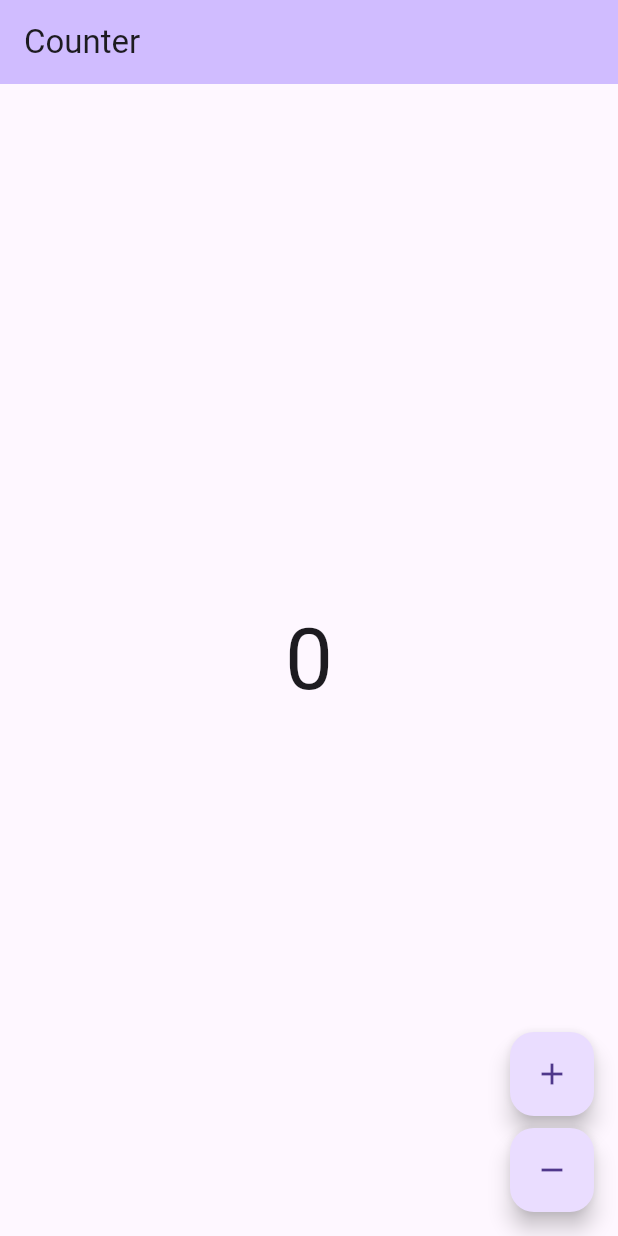
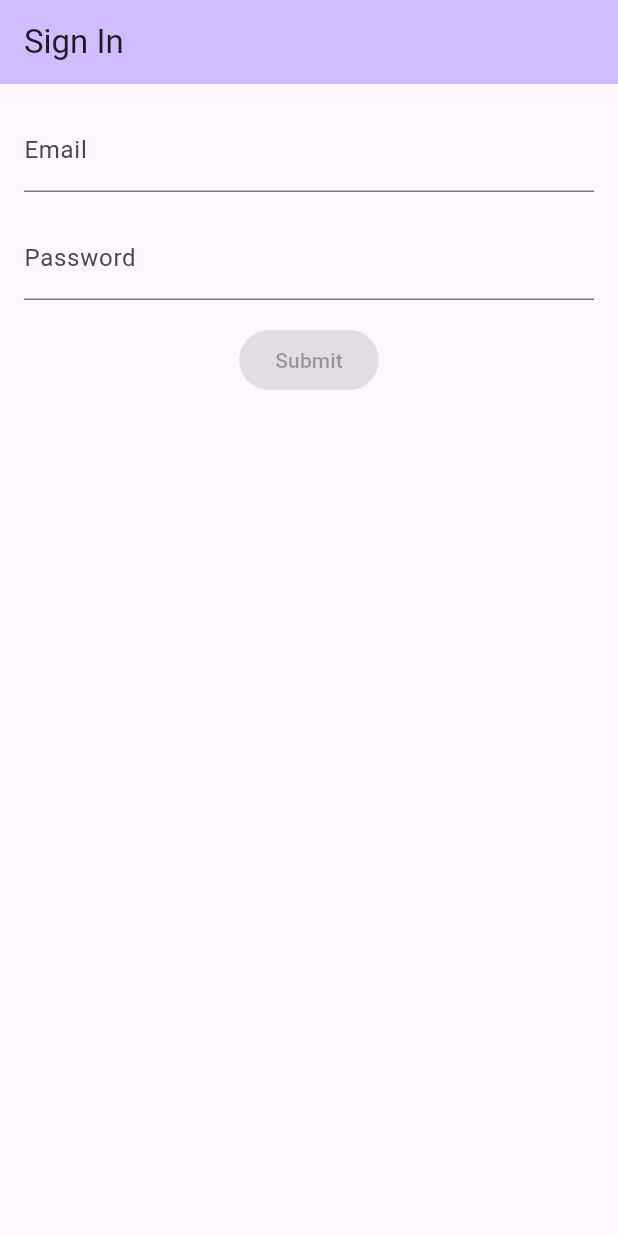
Before and after one commit to celvinren/flutter_very_good_demo, a Flutter app: the screen it shows after launch, on a phone screen of 412 x 824 dp. Run offline on Flutter 3.47's test engine with Material 3 defaults, Android fonts, the phone set to English and light mode, and no system bars; our stand-ins replace bloc, flutter_bloc, flutter_hooks, rxdart; generated files the repository leaves out were written again.

Commit message:
create sign in test

```diff
--- a/lib/app/view/app.dart
+++ b/lib/app/view/app.dart
@@ -1,6 +1,6 @@
 import 'package:flutter/material.dart';
-import 'package:flutter_very_good_demo/counter/counter.dart';
 import 'package:flutter_very_good_demo/l10n/l10n.dart';
+import 'package:flutter_very_good_demo/sign_in/sign_in_page.dart';
 
 class App extends StatelessWidget {
   const App({super.key});
@@ -16,7 +16,7 @@ class App extends StatelessWidget {
       ),
       localizationsDelegates: AppLocalizations.localizationsDelegates,
       supportedLocales: AppLocalizations.supportedLocales,
-      home: const CounterPage(),
+      home: const SignInPage(),
     );
   }
 }
--- /dev/null
+++ b/lib/sign_in/sign_in_email/cubit/sign_in_email_cubit.dart
@@ -0,0 +1,30 @@
+import 'dart:async';
+
+import 'package:bloc/bloc.dart';
+
+class SignInEmailCubit extends Cubit<({String? email, String? error})> {
+  SignInEmailCubit() : super((email: null, error: null));
+  Timer? _debounce;
+  void emailChanged(String email) {
+    _debounce?.cancel();
+    _debounce = Timer(const Duration(milliseconds: 500), () {
+      emit(
+        email.isEmailValid()
+            ? (email: email, error: null)
+            : (email: email, error: 'Invalid email'),
+      );
+    });
+  }
+
+  @override
+  Future<void> close() {
+    _debounce?.cancel();
+    return super.close();
+  }
+}
+
+extension on String {
+  bool isEmailValid() {
+    return contains('@');
+  }
+}
--- /dev/null
+++ b/lib/sign_in/sign_in_email/sign_in_email.dart
@@ -0,0 +1,2 @@
+export 'cubit/sign_in_email_cubit.dart';
+export 'view/sign_in_email_text_field.dart';
--- /dev/null
+++ b/lib/sign_in/sign_in_email/view/sign_in_email_text_field.dart
@@ -0,0 +1,22 @@
+import 'package:flutter/material.dart';
+import 'package:flutter_bloc/flutter_bloc.dart';
+import 'package:flutter_very_good_demo/sign_in/sign_in_email/sign_in_email.dart';
+
+class SignInEmailTextField extends StatelessWidget {
+  const SignInEmailTextField({super.key});
+
+  @override
+  Widget build(BuildContext context) {
+    return BlocBuilder<SignInEmailCubit, ({String? email, String? error})>(
+      builder: (context, state) {
+        return TextField(
+          onChanged: context.read<SignInEmailCubit>().emailChanged,
+          decoration: InputDecoration(
+            labelText: 'Email',
+            errorText: state.error,
+          ),
+        );
+      },
+    );
+  }
+}
--- /dev/null
+++ b/lib/sign_in/sign_in_page.dart
@@ -0,0 +1,67 @@
+import 'package:flutter/material.dart';
+import 'package:flutter_bloc/flutter_bloc.dart';
+import 'package:flutter_hooks/flutter_hooks.dart';
+import 'package:flutter_very_good_demo/sign_in/sign_in_email/sign_in_email.dart';
+import 'package:flutter_very_good_demo/sign_in/sign_in_loading/sign_in_loading.dart';
+import 'package:flutter_very_good_demo/sign_in/sign_in_password/cubit/sign_in_password_cubit.dart';
+import 'package:flutter_very_good_demo/sign_in/sign_in_password/view/sign_in_password_text_field.dart';
+import 'package:flutter_very_good_demo/sign_in/sign_in_submit/sign_in_submit_cubit.dart';
+
+class SignInPage extends HookWidget {
+  const SignInPage({super.key});
+
+  @override
+  Widget build(BuildContext context) {
+    final emailCubit = useState(SignInEmailCubit());
+    final passwordCubit = useState(SignInPasswordCubit());
+    final submitCubit = useState(
+      SignInSubmitCubit(
+        emailCubit: emailCubit.value,
+        passwordCubit: passwordCubit.value,
+      ),
+    );
+    return MultiBlocProvider(
+      providers: [
+        BlocProvider<SignInEmailCubit>(create: (_) => emailCubit.value),
+        BlocProvider<SignInPasswordCubit>(create: (_) => passwordCubit.value),
+        BlocProvider<SignInSubmitCubit>(
+          create: (_) => submitCubit.value,
+        ),
+        BlocProvider<LoadingCubit>(
+          create: (_) => LoadingCubit(signInSubmitCubit: submitCubit.value),
+        ),
+      ],
+      child: const _Body(),
+    );
+  }
+}
+
+class _Body extends StatelessWidget {
+  const _Body({super.key});
+
+  @override
+  Widget build(BuildContext context) {
+    return Scaffold(
+      appBar: AppBar(
+        title: const Text('Sign In'),
+      ),
+      body: const Stack(
+        children: [
+          Padding(
+            padding: EdgeInsets.all(16),
+            child: Column(
+              children: [
+                SignInEmailTextField(),
+                SizedBox(height: 16),
+                SignInPasswordTextField(),
+                SizedBox(height: 16),
+                SignInSubmitButton(),
+              ],
+            ),
+          ),
+          LoadingScreen(),
+        ],
+      ),
+    );
+  }
+}
--- /dev/null
+++ b/lib/sign_in/sign_in_password/cubit/sign_in_password_cubit.dart
@@ -0,0 +1,30 @@
+import 'dart:async';
+
+import 'package:bloc/bloc.dart';
+
+class SignInPasswordCubit extends Cubit<({String? password, String? error})> {
+  SignInPasswordCubit() : super((password: null, error: null));
+  Timer? _debounce;
+  void passwordChanged(String password) {
+    _debounce?.cancel();
+    _debounce = Timer(const Duration(milliseconds: 500), () {
+      emit(
+        password.isPasswordValid()
+            ? (password: password, error: null)
+            : (password: password, error: 'Invalid password'),
+      );
+    });
+  }
+
+  @override
+  Future<void> close() {
+    _debounce?.cancel();
+    return super.close();
+  }
+}
+
+extension on String {
+  bool isPasswordValid() {
+    return length >= 6;
+  }
+}
--- /dev/null
+++ b/lib/sign_in/sign_in_password/sign_in_password.dart
@@ -0,0 +1,2 @@
+export 'cubit/sign_in_password_cubit.dart';
+export 'view/sign_in_password_text_field.dart';
--- /dev/null
+++ b/lib/sign_in/sign_in_password/view/sign_in_password_text_field.dart
@@ -0,0 +1,23 @@
+import 'package:flutter/material.dart';
+import 'package:flutter_bloc/flutter_bloc.dart';
+import 'package:flutter_very_good_demo/sign_in/sign_in_password/sign_in_password.dart';
+
+class SignInPasswordTextField extends StatelessWidget {
+  const SignInPasswordTextField({super.key});
+
+  @override
+  Widget build(BuildContext context) {
+    return BlocBuilder<SignInPasswordCubit,
+        ({String? password, String? error})>(
+      builder: (context, state) {
+        return TextField(
+          onChanged: context.read<SignInPasswordCubit>().passwordChanged,
+          decoration: InputDecoration(
+            labelText: 'Password',
+            errorText: state.error,
+          ),
+        );
+      },
+    );
+  }
+}
--- /dev/null
+++ b/lib/sign_in/sign_in_submit/sign_in_submit_cubit.dart
@@ -0,0 +1,78 @@
+import 'dart:async';
+
+import 'package:flutter/material.dart';
+import 'package:flutter_bloc/flutter_bloc.dart';
+import 'package:flutter_very_good_demo/sign_in/sign_in_email/cubit/sign_in_email_cubit.dart';
+import 'package:flutter_very_good_demo/sign_in/sign_in_password/cubit/sign_in_password_cubit.dart';
+import 'package:rxdart/rxdart.dart';
+
+enum SignInSubmitStatus { invalid, valid, submitting, success, error }
+
+class SignInSubmitCubit extends Cubit<SignInSubmitStatus> {
+  SignInSubmitCubit({
+    required this.emailCubit,
+    required this.passwordCubit,
+  }) : super(SignInSubmitStatus.invalid) {
+    _submitSubscription = CombineLatestStream.combine2(
+      emailCubit.stream,
+      passwordCubit.stream,
+      (email, password) => (email: email, password: password),
+    ).listen((event) {
+      final email = event.email;
+      final password = event.password;
+      emit(
+        email.error != null || password.error != null
+            ? SignInSubmitStatus.invalid
+            : SignInSubmitStatus.valid,
+      );
+    });
+  }
+  final SignInEmailCubit emailCubit;
+  final SignInPasswordCubit passwordCubit;
+  StreamSubscription<
+      ({
+        ({String? email, String? error}) email,
+        ({String? error, String? password}) password
+      })>? _submitSubscription;
+
+  void onSubmit() {
+    emit(SignInSubmitStatus.submitting);
+    Future.delayed(const Duration(seconds: 2), () {
+      emit(SignInSubmitStatus.error);
+    });
+  }
+
+  @override
+  Future<void> close() {
+    _submitSubscription?.cancel();
+    return super.close();
+  }
+}
+
+class SignInSubmitButton extends StatelessWidget {
+  const SignInSubmitButton({super.key});
+
+  @override
+  Widget build(BuildContext context) {
+    return BlocConsumer<SignInSubmitCubit, SignInSubmitStatus>(
+      listener: (context, state) {
+        if (state == SignInSubmitStatus.error) {
+          ScaffoldMessenger.of(context)
+            ..hideCurrentSnackBar()
+            ..showSnackBar(
+              const SnackBar(content: Text('Sign in failed')),
+            );
+        }
+      },
+      builder: (context, state) {
+        return ElevatedButton(
+          onPressed: switch (state) {
+            SignInSubmitStatus.invalid => null,
+            _ => context.read<SignInSubmitCubit>().onSubmit
+          },
+          child: const Text('Submit'),
+        );
+      },
+    );
+  }
+}
--- a/pubspec.yaml
+++ b/pubspec.yaml
@@ -11,9 +11,11 @@ dependencies:
   flutter:
     sdk: flutter
   flutter_bloc: ^8.1.6
+  flutter_hooks: ^0.20.5
   flutter_localizations:
     sdk: flutter
   intl: ^0.19.0
+  rxdart: ^0.28.0
 
 dev_dependencies:
   bloc_test: ^9.1.7
```
Also changed, not shown: lib/sign_in/sign_in_loading/sign_in_loading.dart (added, +46 -0 lines), pubspec.lock.
